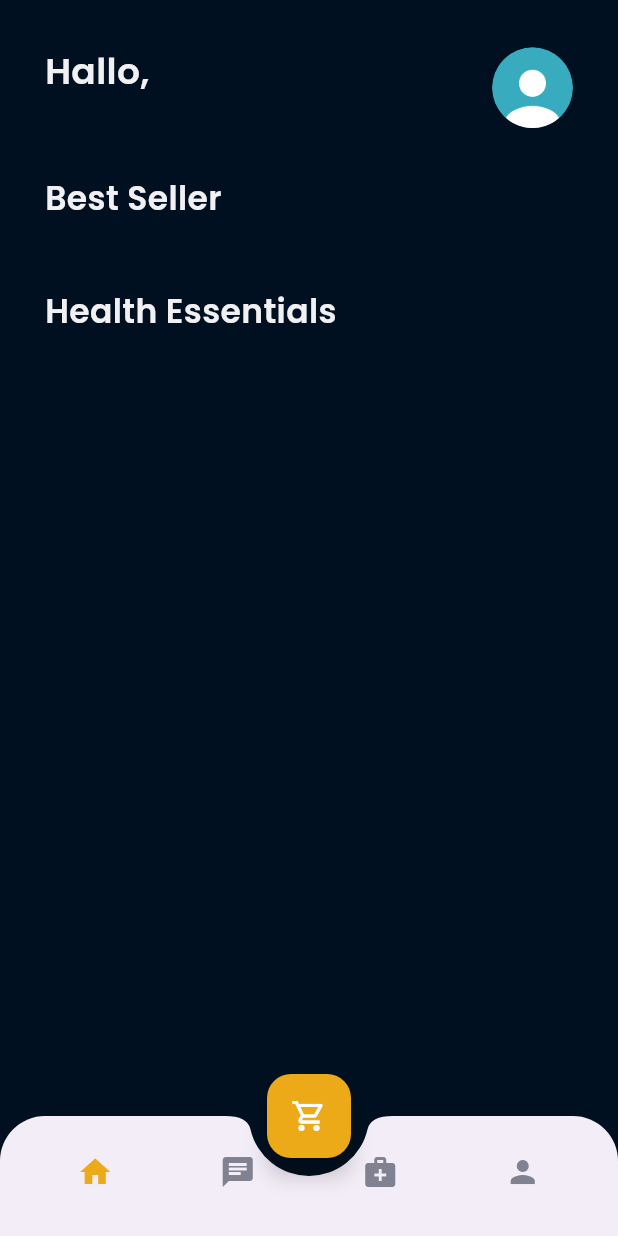
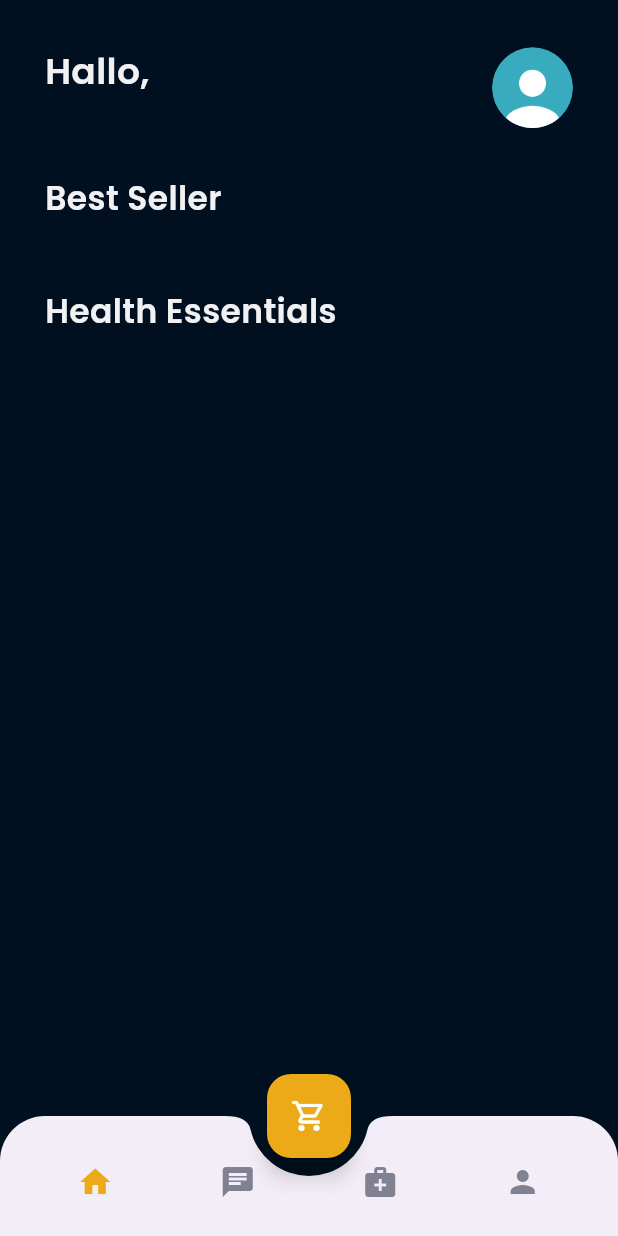
Before and after one commit to yogapermana76/medicalapp, a Flutter app: the MainPage screen opened by its route, on a phone screen of 412 x 824 dp. Run offline on Flutter 3.47's test engine with Material 3 defaults, Android fonts, the phone set to English and light mode, and no system bars; our stand-ins replace carousel_slider, google_fonts; accounts and stored records are empty; network calls fail.

Commit message:
fix: main - custom buttom nav alignment icon

```diff
--- a/lib/pages/main_page.dart
+++ b/lib/pages/main_page.dart
@@ -49,23 +49,18 @@ class _MainPageState extends State<MainPage> {
           shape: const CircularNotchedRectangle(),
           notchMargin: 12,
           clipBehavior: Clip.antiAlias,
-          child: Theme(
-            data: ThemeData(
-              splashColor: Colors.transparent,
-              highlightColor: Colors.transparent,
-            ),
-            child: OverflowBox(
-              maxHeight: double.infinity,
-              child: BottomNavigationBar(
-                backgroundColor: Colors.transparent,
-                elevation: 0,
-                currentIndex: currentIndex,
-                showUnselectedLabels: false,
-                showSelectedLabels: false,
-                onTap: (value) => setState(() => currentIndex = value),
-                type: BottomNavigationBarType.fixed,
-                items: [
-                  BottomNavigationBarItem(
+          child: Container(
+            color: Colors.transparent,
+            height: kBottomNavigationBarHeight,
+            child: Row(
+              mainAxisAlignment: MainAxisAlignment.spaceAround,
+              children: [
+                Expanded(
+                  child: SizedBox(
+                    height: kBottomNavigationBarHeight,
+                    child: Align(
+                      alignment: Alignment.bottomCenter,
+                      child: IconButton(
                         icon: Icon(
                           Icons.home,
                           size: 24,
@@ -73,9 +68,17 @@ class _MainPageState extends State<MainPage> {
                               ? primaryColor
                               : const Color(0xff808191),
                         ),
-                    label: 'Home',
+                        onPressed: () => setState(() => currentIndex = 0),
                       ),
-                  BottomNavigationBarItem(
+                    ),
+                  ),
+                ),
+                Expanded(
+                  child: SizedBox(
+                    height: kBottomNavigationBarHeight,
+                    child: Align(
+                      alignment: Alignment.bottomCenter,
+                      child: IconButton(
                         icon: Icon(
                           Icons.chat,
                           size: 24,
@@ -83,9 +86,17 @@ class _MainPageState extends State<MainPage> {
                               ? primaryColor
                               : const Color(0xff808191),
                         ),
-                    label: 'Chat',
+                        onPressed: () => setState(() => currentIndex = 1),
                       ),
-                  BottomNavigationBarItem(
+                    ),
+                  ),
+                ),
+                Expanded(
+                  child: SizedBox(
+                    height: kBottomNavigationBarHeight,
+                    child: Align(
+                      alignment: Alignment.bottomCenter,
+                      child: IconButton(
                         icon: Icon(
                           Icons.medical_services,
                           size: 24,
@@ -93,9 +104,17 @@ class _MainPageState extends State<MainPage> {
                               ? primaryColor
                               : const Color(0xff808191),
                         ),
-                    label: 'Medicine',
+                        onPressed: () => setState(() => currentIndex = 2),
                       ),
-                  BottomNavigationBarItem(
+                    ),
+                  ),
+                ),
+                Expanded(
+                  child: SizedBox(
+                    height: kBottomNavigationBarHeight,
+                    child: Align(
+                      alignment: Alignment.bottomCenter,
+                      child: IconButton(
                         icon: Icon(
                           Icons.person,
                           size: 24,
@@ -103,10 +122,12 @@ class _MainPageState extends State<MainPage> {
                               ? primaryColor
                               : const Color(0xff808191),
                         ),
-                    label: 'Profile',
+                        onPressed: () => setState(() => currentIndex = 3),
+                      ),
+                    ),
+                  ),
                 ),
               ],
-              ),
             ),
           ),
         ),
```
Lines whose indentation alone changed are shown as unchanged.
